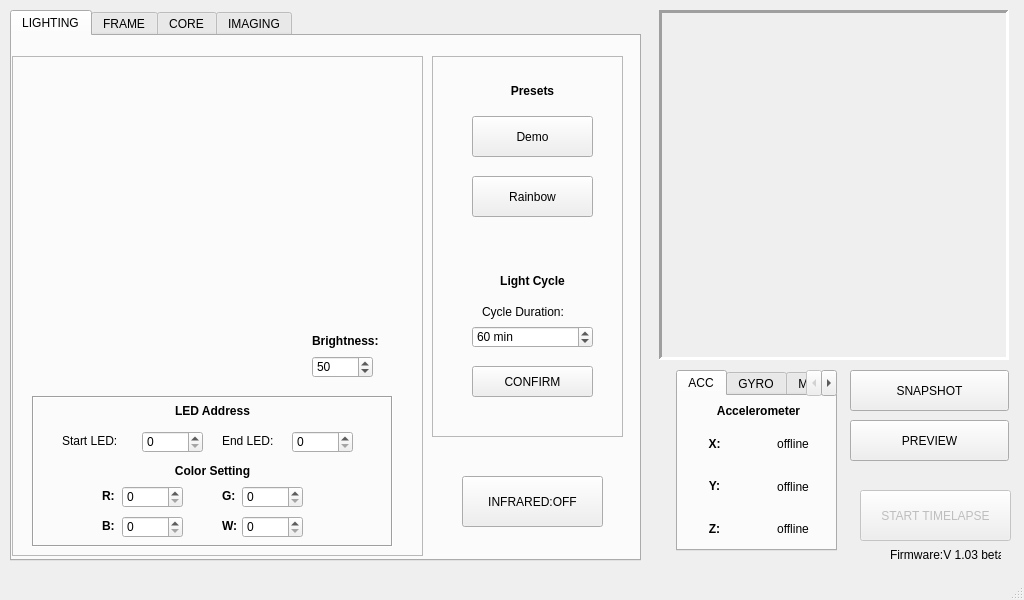
The window that _ui/Clinostat.ui (CoSE-Jerry/3D-Clinostat) describes before a commit, drawn with Qt 5.
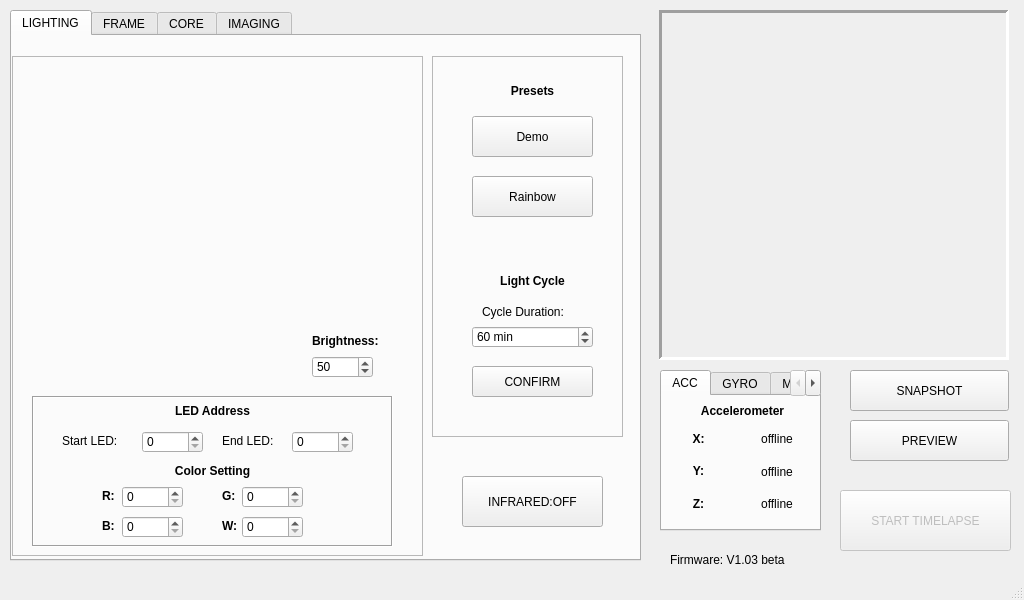
The same window after the commit. Icons and pictures are not drawn.

Diff of the .ui file:
```diff
--- a/_ui/Clinostat.ui
+++ b/_ui/Clinostat.ui
@@ -1327,10 +1327,10 @@
     </property>
     <property name="geometry">
      <rect>
-      <x>860</x>
+      <x>840</x>
       <y>490</y>
-      <width>151</width>
-      <height>51</height>
+      <width>171</width>
+      <height>61</height>
      </rect>
     </property>
     <property name="text">
@@ -1372,23 +1372,23 @@
    <widget class="QLabel" name="version_label">
     <property name="geometry">
      <rect>
-      <x>890</x>
-      <y>545</y>
-      <width>111</width>
+      <x>670</x>
+      <y>550</y>
+      <width>141</width>
       <height>20</height>
      </rect>
     </property>
     <property name="text">
-     <string>Firmware:V 1.03 beta</string>
+     <string>Firmware: V1.03 beta</string>
     </property>
    </widget>
    <widget class="QTabWidget" name="Sensor_tabWidget">
     <property name="geometry">
      <rect>
-      <x>676</x>
+      <x>660</x>
       <y>370</y>
       <width>161</width>
-      <height>181</height>
+      <height>161</height>
      </rect>
     </property>
     <property name="currentIndex">
@@ -1417,7 +1417,7 @@
         <x>0</x>
         <y>30</y>
         <width>151</width>
-        <height>121</height>
+        <height>91</height>
        </rect>
       </property>
       <layout class="QHBoxLayout" name="horizontalLayout">
```
